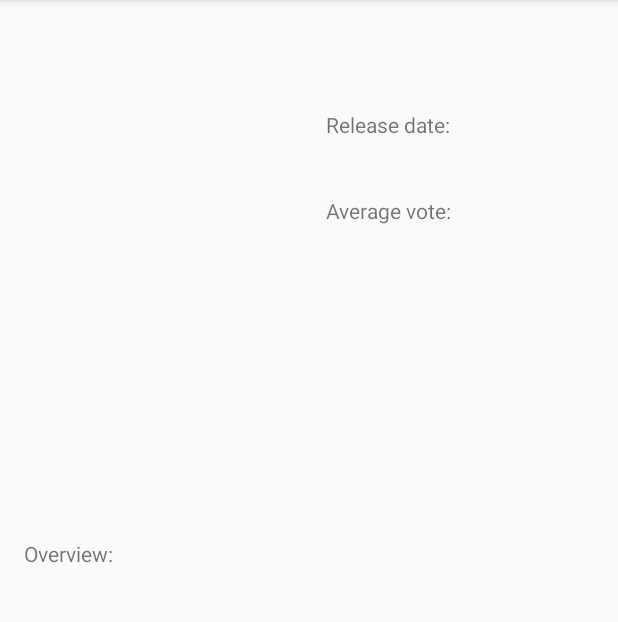
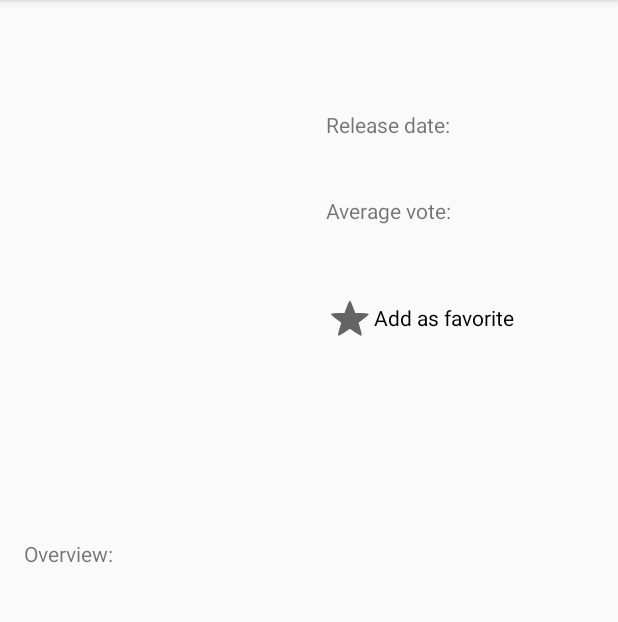
Before and after one commit to IrmantasCivilis/PopularMovies, an Android app: the DetailActivity screen opened directly, with no data from a screen before it, on a phone screen of 412 x 824 dp, the part 84-706 px from its top. Run offline under Robolectric (Android 15) with nearby library versions, the phone set to English and light mode, and no system bars; our stand-ins replace Picasso; pictures from the network do not load.

Commit message:
add query methods to extract features from Get Videos JSON response and recycler view in XML

```diff
--- a/app/src/main/java/com/example/android/popularmovies/DetailActivity.java
+++ b/app/src/main/java/com/example/android/popularmovies/DetailActivity.java
@@ -24,6 +24,7 @@ public class DetailActivity extends AppCompatActivity{
         TextView mReleaseDate = findViewById(R.id.release_date_text_view);
         TextView mVoteAverage = findViewById(R.id.average_vote_text_view);
         TextView mOverview = findViewById(R.id.overview_text_view);
+        TextView mMovieId = findViewById(R.id.movie_id);
 
         Intent intentThatStartedThisActivity = getIntent();
 
@@ -47,6 +48,9 @@ public class DetailActivity extends AppCompatActivity{
 
             String overview = movie.getString("Overview");
             mOverview.setText(overview);
+
+            String id = movie.getString("Id");
+            mMovieId.setText(id);
         }
     }
 }
--- a/app/src/main/java/com/example/android/popularmovies/MainActivity.java
+++ b/app/src/main/java/com/example/android/popularmovies/MainActivity.java
@@ -93,6 +93,7 @@ public class MainActivity extends AppCompatActivity
         String releaseDate = clickedMovie.getReleaseDate();
         String voteAverage = String.valueOf(clickedMovie.getVoteAverage());
         String overview = clickedMovie.getOverview();
+        String movieId = String.valueOf(clickedMovie.getId());
 
         Bundle movie = new Bundle();
         movie.putString("Poster", posterPath);
@@ -100,6 +101,7 @@ public class MainActivity extends AppCompatActivity
         movie.putString("Date", releaseDate);
         movie.putString("Vote Average", voteAverage);
         movie.putString("Overview", overview);
+        movie.putString("Id", movieId);
 
         Intent startDetailActivityIntent = new Intent(MainActivity.this, DetailActivity.class);
         startDetailActivityIntent.putExtra("Clicked movie", movie);
@@ -148,6 +150,9 @@ public class MainActivity extends AppCompatActivity
                     showNoConnection();
                 }
                 return true;
+
+            case R.id.action_favorite_movies:
+
         }
         return super.onOptionsItemSelected(item);
     }
--- a/app/src/main/res/layout/activity_detail.xml
+++ b/app/src/main/res/layout/activity_detail.xml
@@ -62,6 +62,18 @@
             app:layout_constraintTop_toBottomOf="@id/average_vote_label_text_view"
             tools:text="6.5"/>
 
+        <ToggleButton
+            android:layout_width="wrap_content"
+            android:layout_height="wrap_content"
+            android:textOff="Add as favorite"
+            android:textOn="Remove from favorite"
+            style="?android:attr/starStyle"
+            app:layout_constraintLeft_toRightOf="@id/poster_image_view"
+            app:layout_constraintTop_toBottomOf="@id/average_vote_text_view"
+            android:layout_marginLeft="@dimen/margin"
+            android:layout_marginStart="@dimen/margin"
+            android:layout_marginTop="@dimen/margin"/>
+
         <TextView
             android:id="@+id/overview_label_text_view"
             style="@style/label_text_view"
@@ -72,10 +84,30 @@
         <TextView
             android:id="@+id/overview_text_view"
             style="@style/large_text_view"
-            android:paddingBottom="@dimen/bottom_padding"
+            android:maxLines="3"
+            android:ellipsize="end"
             app:layout_constraintLeft_toLeftOf="parent"
             app:layout_constraintTop_toBottomOf="@id/overview_label_text_view"
             tools:text="overview"/>
 
+        <TextView
+            android:layout_width="wrap_content"
+            android:layout_height="wrap_content"
+            android:id="@+id/movie_id"
+            app:layout_constraintTop_toBottomOf="@id/overview_text_view"
+            app:layout_constraintLeft_toLeftOf="parent"
+            tools:text="id"
+            android:layout_marginLeft="@dimen/margin"
+            android:layout_marginStart="@dimen/margin"
+            android:layout_marginTop="@dimen/margin"
+            android:paddingBottom="@dimen/bottom_padding"/>
+
+        <android.support.v7.widget.RecyclerView
+            android:layout_width="match_parent"
+            android:layout_height="wrap_content"
+            android:id="@+id/recycler_view_for_trailers"
+            app:layout_constraintLeft_toLeftOf="parent"
+            app:layout_constraintTop_toBottomOf="@id/movie_id"/>
+
     </android.support.constraint.ConstraintLayout>
 </ScrollView>
--- a/app/src/main/res/menu/menu_main_activity.xml
+++ b/app/src/main/res/menu/menu_main_activity.xml
@@ -12,5 +12,9 @@
         android:id="@+id/action_top_rated_movies"
         android:title="@string/menu_option_top_rated"
         app:showAsAction="never"/>
+    <item
+        android:id="@+id/action_favorite_movies"
+        android:title="@string/menu_option_favorite_movies"
+        app:showAsAction="never"/>
 
 </menu>
--- a/app/src/main/res/values/strings.xml
+++ b/app/src/main/res/values/strings.xml
@@ -8,4 +8,6 @@
     <string name="overview_label">Overview:</string>
     <string name="menu_option_popular_movies">Popular movies</string>
     <string name="menu_option_top_rated">Top rated movies</string>
+    <string name="menu_option_favorite_movies">Favorite movies</string>
+    <string name="favorite_button">Add as favorite</string>
 </resources>
--- a/build.gradle
+++ b/build.gradle
@@ -8,7 +8,7 @@ buildscript {
         jcenter()
     }
     dependencies {
-        classpath 'com.android.tools.build:gradle:3.1.1'
+        classpath 'com.android.tools.build:gradle:3.1.2'
 
 
         // NOTE: Do not place your application dependencies here; they belong
```
Also changed, not shown: app/src/main/java/com/example/android/popularmovies/Movie.java (+7 -1 lines), app/src/main/java/com/example/android/popularmovies/QueryUtils.java (+46 -1 lines), app/src/main/java/com/example/android/popularmovies/Trailer.java (added, +20 -0 lines), app/src/main/res/layout/recyclerview_trailer_item.xml (added, +13 -0 lines).
